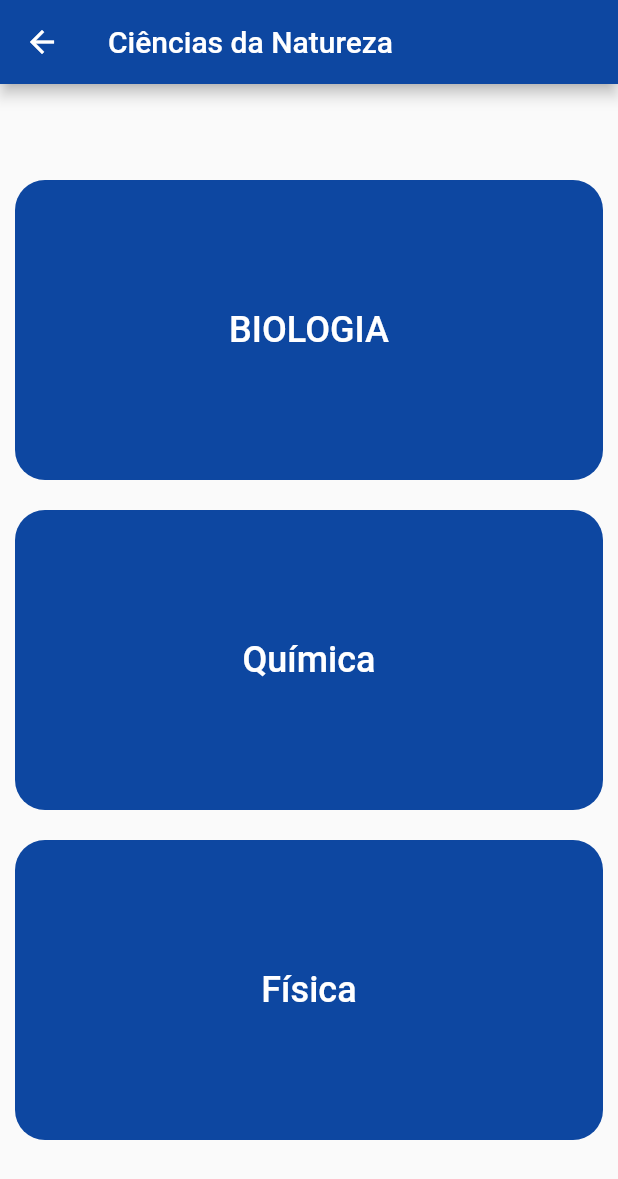
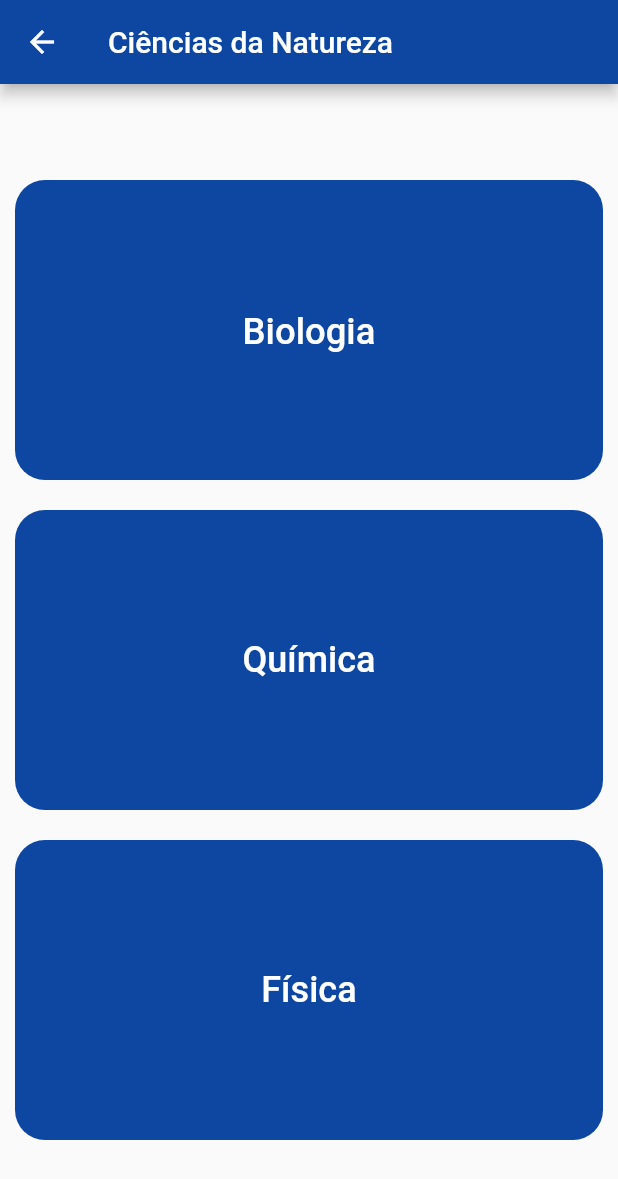
Before and after one commit to emilyshaas/app_learnFy, a Flutter app: the Ciencia screen opened directly, on a phone screen of 412 x 824 dp. Shown: the top 1179 px of the screen. Run offline on Flutter 3.47's test engine with Material 2 defaults, Android fonts, the phone set to English and light mode, and no system bars; our stand-ins replace shared_preferences; missing offline and left inert: dart:js; accounts and stored records are empty.

Commit message:
Mudando tamanho do texto

```diff
--- a/lib/ciencia.dart
+++ b/lib/ciencia.dart
@@ -25,8 +25,8 @@ class Ciencia extends StatelessWidget {
                   onPressed: () {
                   },
                   child: Text(
-                    'BIOLOGIA',
-                    style: TextStyle(fontSize: 24),
+                    'Biologia',
+                    style: TextStyle(fontSize: 24.3),
                   ),
                   style: ElevatedButton.styleFrom(
                     primary: Colors.transparent,
```
